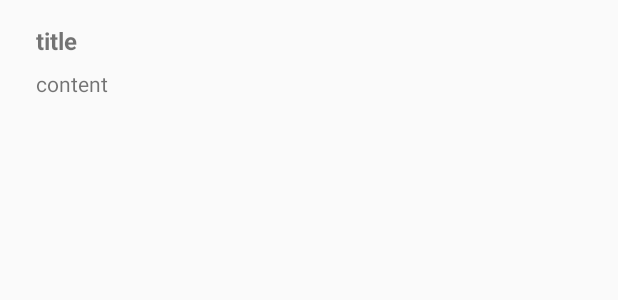
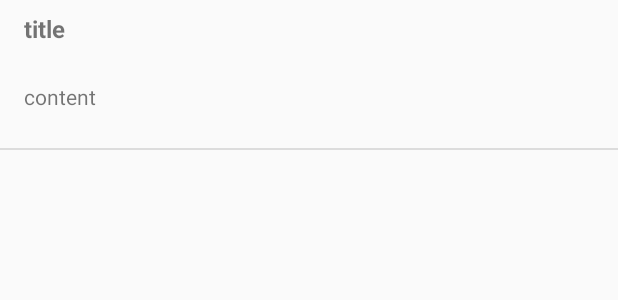
Before and after one commit to crazyma/Gakki, an Android app: the layout item_gakki_list.xml on its own in the app's theme, with its tools: preview values and no code run, on a phone screen of 412 x 824 dp. Shown: the top 300 px of the screen. Run offline under Robolectric (Android 15) with nearby library versions, the phone set to English and light mode, and no system bars.

Commit message:
modify recyclerview layout

```diff
--- a/app/src/main/res/layout/item_gakki_list.xml
+++ b/app/src/main/res/layout/item_gakki_list.xml
@@ -3,9 +3,7 @@
     xmlns:app="http://schemas.android.com/apk/res-auto"
     xmlns:tools="http://schemas.android.com/tools"
     android:layout_width="match_parent"
-    android:layout_height="100dp"
-    android:paddingEnd="16dp"
-    android:paddingStart="16dp">
+    android:layout_height="100dp">
 
     <ImageView
         android:id="@+id/thumbnailImageView"
@@ -14,7 +12,7 @@
         android:layout_alignParentEnd="true"
         android:layout_centerVertical="true"
         android:layout_marginBottom="16dp"
-        android:layout_marginEnd="8dp"
+        android:layout_marginEnd="16dp"
         android:layout_marginTop="16dp"
         app:layout_constraintBottom_toBottomOf="parent"
         app:layout_constraintDimensionRatio="h,1:1"
@@ -27,12 +25,12 @@
         android:layout_height="wrap_content"
         android:layout_alignParentStart="true"
         android:layout_marginEnd="8dp"
-        android:layout_marginStart="8dp"
-        android:layout_marginTop="16dp"
+        android:layout_marginStart="16dp"
+        android:layout_marginTop="8dp"
         android:layout_toStartOf="@id/thumbnailImageView"
+        android:ellipsize="end"
+        android:maxLines="1"
         android:textSize="16sp"
-        android:maxLines="1"
-        android:ellipsize="end"
         android:textStyle="bold"
         app:layout_constraintEnd_toStartOf="@+id/thumbnailImageView"
         app:layout_constraintStart_toStartOf="parent"
@@ -43,17 +41,28 @@
         android:id="@+id/contentTextView"
         android:layout_width="0dp"
         android:layout_height="wrap_content"
-        android:maxLines="3"
-        android:ellipsize="end"
         android:layout_alignParentStart="true"
         android:layout_below="@id/titleTextView"
+        android:layout_marginBottom="4dp"
         android:layout_marginEnd="8dp"
-        android:layout_marginStart="8dp"
-        android:layout_marginTop="8dp"
+        android:layout_marginStart="16dp"
+        android:layout_marginTop="4dp"
         android:layout_toStartOf="@id/thumbnailImageView"
+        android:ellipsize="end"
+        android:maxLines="3"
+        app:layout_constraintBottom_toTopOf="@+id/divider"
         app:layout_constraintEnd_toStartOf="@+id/thumbnailImageView"
         app:layout_constraintStart_toStartOf="parent"
         app:layout_constraintTop_toBottomOf="@+id/titleTextView"
         tools:text="content" />
 
+    <View
+        android:id="@+id/divider"
+        android:layout_width="0dp"
+        android:layout_height="1dp"
+        android:background="#DCDCDC"
+        app:layout_constraintBottom_toBottomOf="parent"
+        app:layout_constraintEnd_toEndOf="parent"
+        app:layout_constraintStart_toStartOf="parent" />
+
 </android.support.constraint.ConstraintLayout>
--- a/app/src/main/res/layout/layout_bottom_sheet_list.xml
+++ b/app/src/main/res/layout/layout_bottom_sheet_list.xml
@@ -6,7 +6,7 @@
     android:layout_height="match_parent"
     android:background="#fff"
     app:behavior_hideable="true"
-    app:behavior_peekHeight="100dp"
+    app:behavior_peekHeight="250dp"
     app:layout_behavior="android.support.design.widget.BottomSheetBehavior">
 
     <android.support.v7.widget.RecyclerView
```
